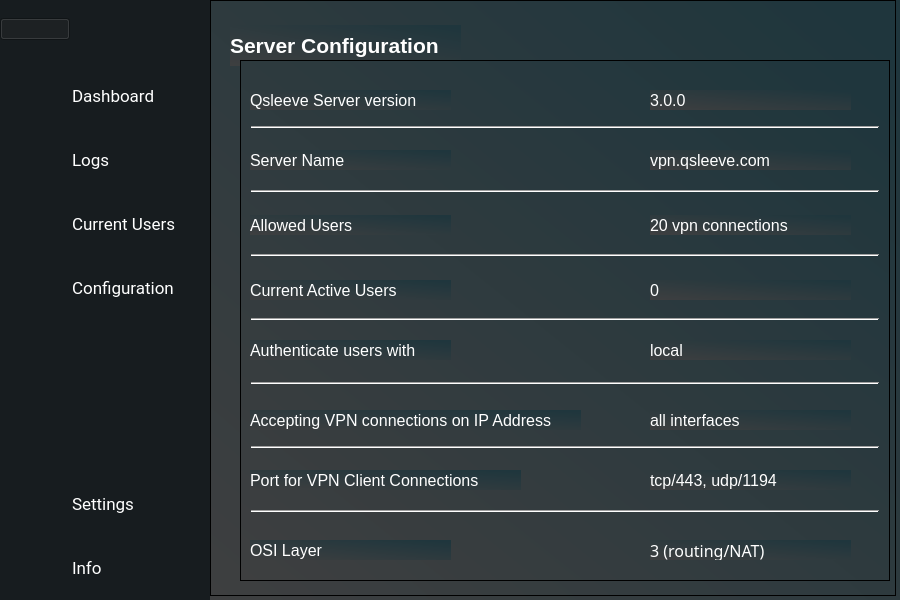
The window that mainwindow.ui (vidyasriraj/admin_gui) describes before a commit, drawn with Qt 5.
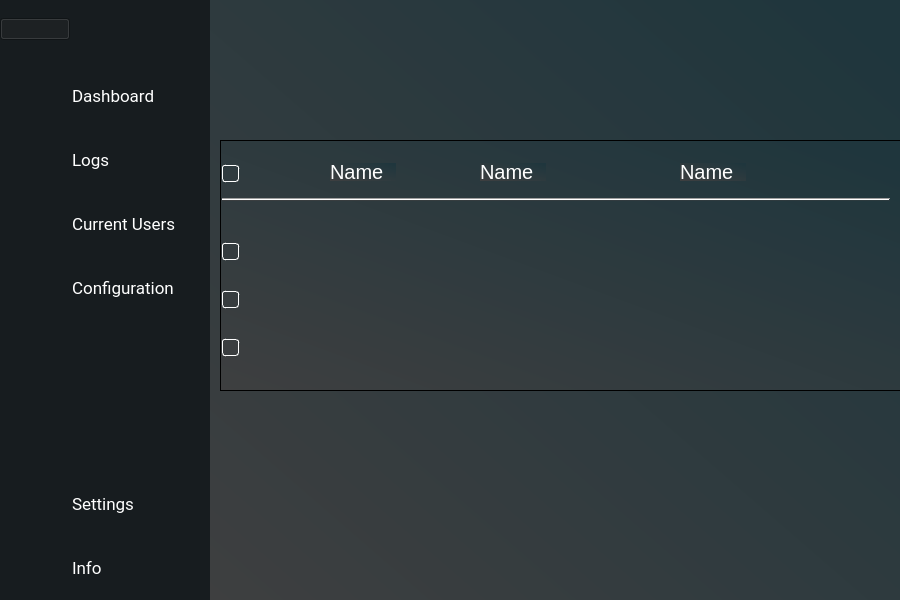
The same window after the commit. The open tabs and pages were chosen to show the change. Icons and pictures are not drawn.

```diff
--- a/mainwindow.ui
+++ b/mainwindow.ui
@@ -335,6 +335,12 @@
     </item>
     <item row="0" column="2">
      <widget class="QWidget" name="main" native="true">
+      <property name="sizePolicy">
+       <sizepolicy hsizetype="Expanding" vsizetype="Expanding">
+        <horstretch>0</horstretch>
+        <verstretch>0</verstretch>
+       </sizepolicy>
+      </property>
       <property name="styleSheet">
        <string notr="true">background: qlineargradient(spread:pad, x1:0, y1:1, x2:1, y2:0, stop:0 #3E3F40, stop:0.95 #1F363D);
 </string>
@@ -3028,45 +3034,350 @@
            </item>
           </layout>
          </widget>
-         <widget class="QWidget" name="configuration">
+         <widget class="QWidget" name="users">
           <widget class="QFrame" name="frame">
            <property name="geometry">
             <rect>
-             <x>0</x>
-             <y>0</y>
-             <width>686</width>
-             <height>596</height>
+             <x>10</x>
+             <y>140</y>
+             <width>681</width>
+             <height>251</height>
             </rect>
            </property>
+           <property name="sizePolicy">
+            <sizepolicy hsizetype="Fixed" vsizetype="Expanding">
+             <horstretch>0</horstretch>
+             <verstretch>0</verstretch>
+            </sizepolicy>
+           </property>
            <property name="frameShape">
             <enum>QFrame::StyledPanel</enum>
            </property>
            <property name="frameShadow">
             <enum>QFrame::Raised</enum>
            </property>
+           <widget class="QCheckBox" name="checkBox">
+            <property name="geometry">
+             <rect>
+              <x>2</x>
+              <y>23</y>
+              <width>70</width>
+              <height>21</height>
+             </rect>
+            </property>
+            <property name="sizePolicy">
+             <sizepolicy hsizetype="Expanding" vsizetype="Fixed">
+              <horstretch>0</horstretch>
+              <verstretch>0</verstretch>
+             </sizepolicy>
+            </property>
+            <property name="minimumSize">
+             <size>
+              <width>70</width>
+              <height>0</height>
+             </size>
+            </property>
+            <property name="maximumSize">
+             <size>
+              <width>70</width>
+              <height>16777215</height>
+             </size>
+            </property>
+            <property name="layoutDirection">
+             <enum>Qt::LeftToRight</enum>
+            </property>
+            <property name="styleSheet">
+             <string notr="true">QCheckBox {
+    background-color: transparent; 
+    color: white;
+	margin-left: &quot;40px&quot;;
+   
+}
+
+QCheckBox::indicator {
+    border: 1px solid white; 
+border-radius: 3px;
+    width: 15px; 
+    height: 15px;
+    background-color: transparent;
+}
+
+QCheckBox::indicator:checked {
+    image: url(:/logos/images/new.png); 
+    background-color: transparent; 
+    border: 1px solid white;
+}
+
+QCheckBox::indicator:unchecked {
+    background-color: transparent;
+    border: 1px solid white;
+}
+</string>
+            </property>
+            <property name="text">
+             <string/>
+            </property>
+           </widget>
+           <widget class="QCheckBox" name="checkBox_6">
+            <property name="geometry">
+             <rect>
+              <x>2</x>
+              <y>101</y>
+              <width>70</width>
+              <height>21</height>
+             </rect>
+            </property>
+            <property name="minimumSize">
+             <size>
+              <width>70</width>
+              <height>0</height>
+             </size>
+            </property>
+            <property name="maximumSize">
+             <size>
+              <width>70</width>
+              <height>16777215</height>
+             </size>
+            </property>
+            <property name="styleSheet">
+             <string notr="true">QCheckBox {
+    background-color: transparent; 
+    color: white;
+	margin-left: &quot;40px&quot;;
+   
+}
+
+QCheckBox::indicator {
+    border: 1px solid white; 
+border-radius: 3px;
+    width: 15px; 
+    height: 15px;
+    background-color: transparent;
+}
+
+QCheckBox::indicator:checked {
+    image: url(:/logos/images/new.png); 
+    background-color: transparent; 
+    border: 1px solid white;
+}
+
+QCheckBox::indicator:unchecked {
+    background-color: transparent;
+    border: 1px solid white;
+}
+</string>
+            </property>
+            <property name="text">
+             <string/>
+            </property>
+           </widget>
+           <widget class="QCheckBox" name="checkBox_7">
+            <property name="geometry">
+             <rect>
+              <x>2</x>
+              <y>149</y>
+              <width>70</width>
+              <height>21</height>
+             </rect>
+            </property>
+            <property name="minimumSize">
+             <size>
+              <width>70</width>
+              <height>0</height>
+             </size>
+            </property>
+            <property name="maximumSize">
+             <size>
+              <width>70</width>
+              <height>16777215</height>
+             </size>
+            </property>
+            <property name="styleSheet">
+             <string notr="true">QCheckBox {
+    background-color: transparent; 
+    color: white;
+	margin-left: &quot;40px&quot;;
+   
+}
+
+QCheckBox::indicator {
+    border: 1px solid white; 
+border-radius: 3px;
+    width: 15px; 
+    height: 15px;
+    background-color: transparent;
+}
+
+QCheckBox::indicator:checked {
+    image: url(:/logos/images/new.png); 
+    background-color: transparent; 
+    border: 1px solid white;
+}
+
+QCheckBox::indicator:unchecked {
+    background-color: transparent;
+    border: 1px solid white;
+}
+</string>
+            </property>
+            <property name="text">
+             <string/>
+            </property>
+           </widget>
+           <widget class="QCheckBox" name="checkBox_8">
+            <property name="geometry">
+             <rect>
+              <x>2</x>
+              <y>197</y>
+              <width>70</width>
+              <height>21</height>
+             </rect>
+            </property>
+            <property name="minimumSize">
+             <size>
+              <width>70</width>
+              <height>0</height>
+             </size>
+            </property>
+            <property name="maximumSize">
+             <size>
+              <width>70</width>
+              <height>16777215</height>
+             </size>
+            </property>
+            <property name="styleSheet">
+             <string notr="true">QCheckBox {
+    background-color: transparent; 
+    color: white;
+	margin-left: &quot;40px&quot;;
+   
+}
+
+QCheckBox::indicator {
+    border: 1px solid white; 
+border-radius: 3px;
+    width: 15px; 
+    height: 15px;
+    background-color: transparent;
+}
+
+QCheckBox::indicator:checked {
+    image: url(:/logos/images/new.png); 
+    background-color: transparent; 
+    border: 1px solid white;
+}
+
+QCheckBox::indicator:unchecked {
+    background-color: transparent;
+    border: 1px solid white;
+}
+</string>
+            </property>
+            <property name="text">
+             <string/>
+            </property>
+           </widget>
+           <widget class="Line" name="line_12">
+            <property name="geometry">
+             <rect>
+              <x>2</x>
+              <y>58</y>
+              <width>668</width>
+              <height>3</height>
+             </rect>
+            </property>
+            <property name="minimumSize">
+             <size>
+              <width>0</width>
+              <height>3</height>
+             </size>
+            </property>
+            <property name="maximumSize">
+             <size>
+              <width>16777215</width>
+              <height>3</height>
+             </size>
+            </property>
+            <property name="styleSheet">
+             <string notr="true">background-color: &quot;#474748&quot;;</string>
+            </property>
+            <property name="orientation">
+             <enum>Qt::Horizontal</enum>
+            </property>
+           </widget>
            <widget class="QLabel" name="label_2">
             <property name="geometry">
              <rect>
-              <x>20</x>
-              <y>25</y>
-              <width>231</width>
-              <height>41</height>
+              <x>110</x>
+              <y>23</y>
+              <width>66</width>
+              <height>18</height>
              </rect>
             </property>
             <property name="font">
              <font>
-              <pointsize>16</pointsize>
-              <bold>true</bold>
+              <pointsize>15</pointsize>
+              <fontweight>DemiBold</fontweight>
              </font>
             </property>
             <property name="text">
-             <string>Server Configuration</string>
+             <string>Name</string>
             </property>
            </widget>
+           <widget class="QLabel" name="label_29">
+            <property name="geometry">
+             <rect>
+              <x>260</x>
+              <y>23</y>
+              <width>66</width>
+              <height>18</height>
+             </rect>
+            </property>
+            <property name="font">
+             <font>
+              <pointsize>15</pointsize>
+              <fontweight>DemiBold</fontweight>
+             </font>
+            </property>
+            <property name="text">
+             <string>Name</string>
+            </property>
+           </widget>
+           <widget class="QLabel" name="label_30">
+            <property name="geometry">
+             <rect>
+              <x>460</x>
+              <y>23</y>
+              <width>66</width>
+              <height>18</height>
+             </rect>
+            </property>
+            <property name="font">
+             <font>
+              <pointsize>15</pointsize>
+              <fontweight>DemiBold</fontweight>
+             </font>
+            </property>
+            <property name="text">
+             <string>Name</string>
+            </property>
+           </widget>
+          </widget>
+         </widget>
+         <widget class="QWidget" name="configuration">
+          <widget class="QWidget" name="widget" native="true">
+           <property name="geometry">
+            <rect>
+             <x>0</x>
+             <y>0</y>
+             <width>691</width>
+             <height>591</height>
+            </rect>
+           </property>
            <widget class="QFrame" name="frame_2">
             <property name="geometry">
              <rect>
-              <x>30</x>
+              <x>10</x>
               <y>60</y>
               <width>650</width>
               <height>521</height>
```
Left out of the diff: 554 changed lines with no effect on the pictures.
